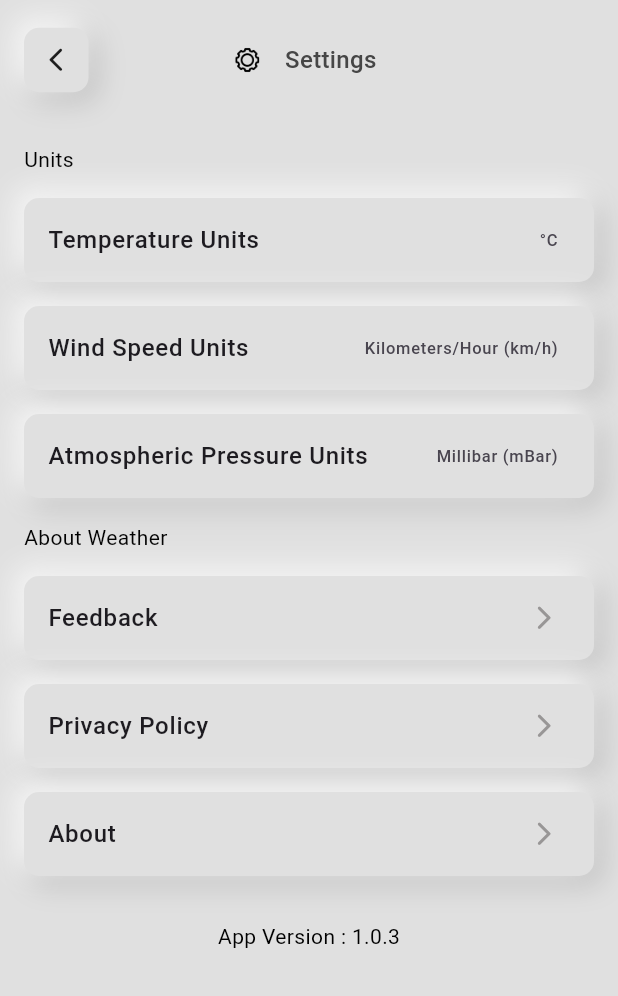
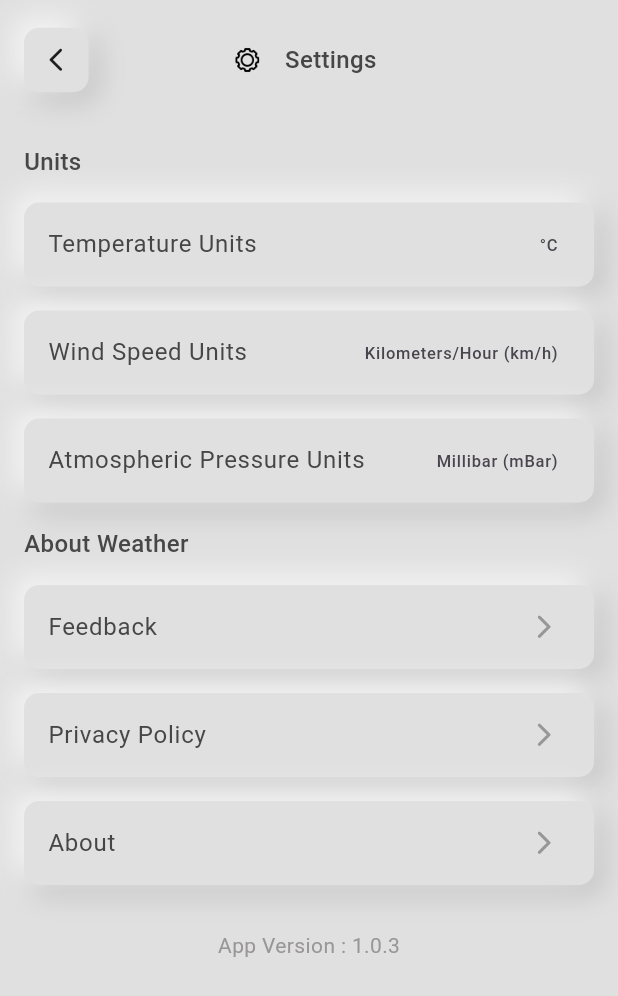
Before and after one commit to bijumondal18/weather-app-flutter-neumorphic, a Flutter app: the SettingsScreen screen opened directly with empty values, on a phone screen of 412 x 824 dp. Shown: the top 996 px of the screen. Run offline on Flutter 3.47's test engine with Material 2 defaults, Android fonts, the phone set to English and light mode, and no system bars; our stand-ins replace bloc, dio, equatable, eva_icons_flutter, flutter_bloc, flutter_inset_box_shadow and 2 more; missing offline and left inert: geolocator_android, geolocator_apple.

```diff
--- a/lib/Features/Settings/Presentation/settings_screen.dart
+++ b/lib/Features/Settings/Presentation/settings_screen.dart
@@ -40,14 +40,26 @@ class _BuildBodyState extends State<_BuildBody> {
         child: Column(
           crossAxisAlignment: CrossAxisAlignment.start,
           children: [
-            const Text('Units'),
+            const Text(
+              'Units',
+              style: TextStyle(
+                  fontSize: AppSizes.bodyText1,
+                  fontWeight: FontWeight.w500,
+                  color: AppColors.darkGrey),
+            ),
             const SizedBox(height: AppSizes.kDefaultPadding),
             Column(
               children: [
                 NeumorphicButton(
                   onPressed: () {},
                   child: const ListTile(
-                    title: Text('Temperature Units'),
+                    title: Text(
+                      'Temperature Units',
+                      style: TextStyle(
+                          fontSize: AppSizes.bodyText1,
+                          fontWeight: FontWeight.w400,
+                          color: AppColors.darkGrey),
+                    ),
                     trailing: Text('°C'),
                   ),
                 ),
@@ -55,29 +67,53 @@ class _BuildBodyState extends State<_BuildBody> {
                 NeumorphicButton(
                   onPressed: () {},
                   child: const ListTile(
-                    title: Text('Wind Speed Units'),
+                    title: Text(
+                      'Wind Speed Units',
+                      style: TextStyle(
+                          fontSize: AppSizes.bodyText1,
+                          fontWeight: FontWeight.w400,
+                          color: AppColors.darkGrey),
+                    ),
                     trailing: Text('Kilometers/Hour (km/h)'),
                   ),
                 ),
                 const SizedBox(height: AppSizes.kDefaultPadding),
                 NeumorphicButton(
                   onPressed: () {},
-                  child:const  ListTile(
-                    title: Text('Atmospheric Pressure Units'),
+                  child: const ListTile(
+                    title: Text(
+                      'Atmospheric Pressure Units',
+                      style: TextStyle(
+                          fontSize: AppSizes.bodyText1,
+                          fontWeight: FontWeight.w400,
+                          color: AppColors.darkGrey),
+                    ),
                     trailing: Text('Millibar (mBar)'),
                   ),
                 )
               ],
             ),
             const SizedBox(height: AppSizes.kDefaultPadding),
-            const Text('About Weather'),
+            const Text(
+              'About Weather',
+              style: TextStyle(
+                  fontSize: AppSizes.bodyText1,
+                  fontWeight: FontWeight.w500,
+                  color: AppColors.darkGrey),
+            ),
             const SizedBox(height: AppSizes.kDefaultPadding),
             Column(
               children: [
                 NeumorphicButton(
                   onPressed: () {},
                   child: const ListTile(
-                    title: Text('Feedback'),
+                    title: Text(
+                      'Feedback',
+                      style: TextStyle(
+                          fontSize: AppSizes.bodyText1,
+                          fontWeight: FontWeight.w400,
+                          color: AppColors.darkGrey),
+                    ),
                     trailing: Icon(
                       Icons.arrow_forward_ios_rounded,
                       color: AppColors.grey,
@@ -89,7 +125,13 @@ class _BuildBodyState extends State<_BuildBody> {
                 NeumorphicButton(
                   onPressed: () {},
                   child: const ListTile(
-                    title: Text('Privacy Policy'),
+                    title: Text(
+                      'Privacy Policy',
+                      style: TextStyle(
+                          fontSize: AppSizes.bodyText1,
+                          fontWeight: FontWeight.w400,
+                          color: AppColors.darkGrey),
+                    ),
                     trailing: Icon(
                       Icons.arrow_forward_ios_rounded,
                       color: AppColors.grey,
@@ -101,7 +143,13 @@ class _BuildBodyState extends State<_BuildBody> {
                 NeumorphicButton(
                   onPressed: () {},
                   child: const ListTile(
-                    title: Text('About'),
+                    title: Text(
+                      'About',
+                      style: TextStyle(
+                          fontSize: AppSizes.bodyText1,
+                          fontWeight: FontWeight.w400,
+                          color: AppColors.darkGrey),
+                    ),
                     trailing: Icon(
                       Icons.arrow_forward_ios_rounded,
                       color: AppColors.grey,
@@ -115,7 +163,13 @@ class _BuildBodyState extends State<_BuildBody> {
             Row(
               mainAxisAlignment: MainAxisAlignment.center,
               children: const [
-                Text('App Version : 1.0.3'),
+                Text(
+                  'App Version : 1.0.3',
+                  style: TextStyle(
+                      fontSize: AppSizes.bodyText2,
+                      fontWeight: FontWeight.w400,
+                      color: AppColors.grey),
+                ),
               ],
             )
           ],
```
